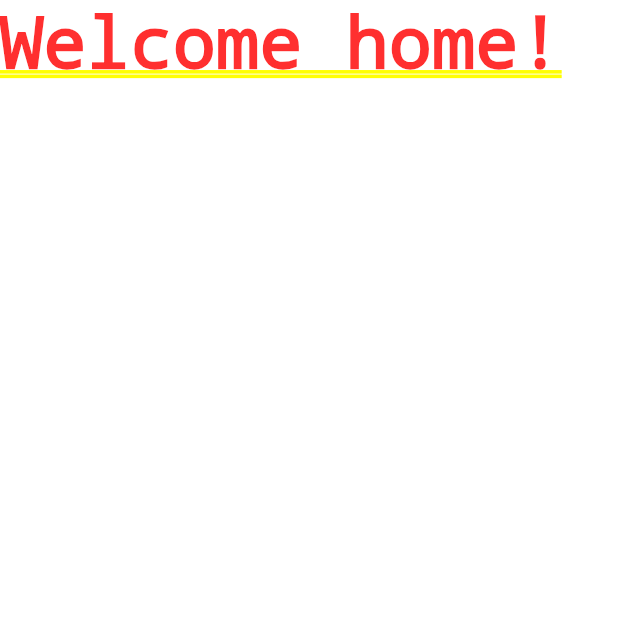
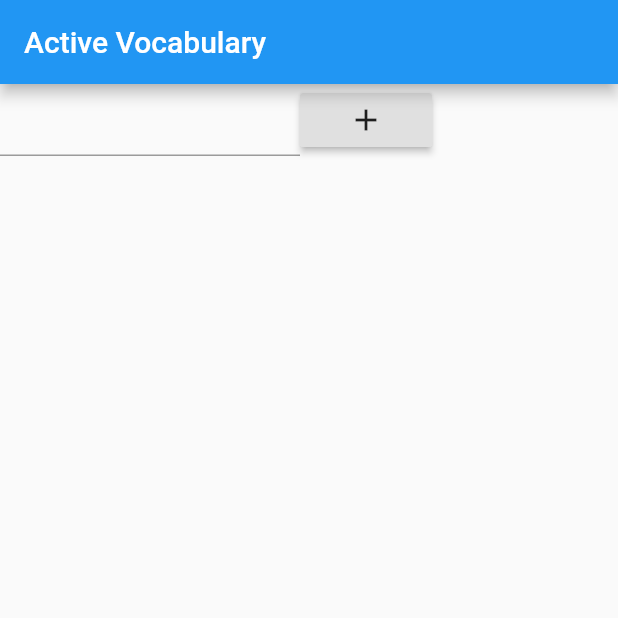
Before and after one commit to TheDarkestDay/what-the-flutter-p1, a Flutter app: the screen it shows after launch, on a phone screen of 412 x 824 dp, the top half of it. Run offline on Flutter 3.47's test engine with Material 2 defaults, Android fonts, the phone set to English and light mode, and no system bars.

Commit message:
Added solution for task 1

```diff
--- a/lib/home-page.dart
+++ b/lib/home-page.dart
@@ -1,11 +1,53 @@
 import 'package:flutter/material.dart';
+import 'package:what_the_flutter_p1/word-field.dart';
+import 'package:what_the_flutter_p1/words-list.dart';
 
-/**
- * Please, use this class for your solution
- *
- */
-class HomePage extends StatelessWidget {
+class Word {
+  String text;
+
+  int usageCount;
+
+  Word({this.text, this.usageCount});
+}
+
+class HomePage extends StatefulWidget {
+  @override
+  State<StatefulWidget> createState() => _HomePageState();
+}
+
+class _HomePageState extends State<HomePage> {
+  final List<Word> words = [];
+
+  addWord(String newWordText) {
+    setState(() {
+      Word newWord = Word(text: newWordText, usageCount: 0);
+
+      words.add(newWord);
+    });
+  }
+
+  trackWordUsage(String wordText) {
+    setState(() {
+      Word wordToTrack = words.firstWhere((word) => word.text == wordText);
+
+      wordToTrack.usageCount += 1;
+    });
+  }
+
+  @override
   Widget build(BuildContext context) {
-    return Text('Welcome home!');
+    return Container(
+      child: Column(
+        children: [
+          WordField(
+            onWordAdded: addWord,
+          ),
+          WordsList(
+            words: words,
+            onUsageTracked: trackWordUsage,
+          )
+        ],
+      ),
+    );
   }
 }
--- a/lib/main.dart
+++ b/lib/main.dart
@@ -3,10 +3,10 @@ import 'package:flutter/material.dart';
 import 'home-page.dart';
 
 void main() {
-  runApp(MyApp());
+  runApp(App());
 }
 
-class MyApp extends StatelessWidget {
+class App extends StatelessWidget {
   // This widget is the root of your application.
   @override
   Widget build(BuildContext context) {
@@ -28,7 +28,27 @@ class MyApp extends StatelessWidget {
         // closer together (more dense) than on mobile platforms.
         visualDensity: VisualDensity.adaptivePlatformDensity,
       ),
-      home: HomePage(),
+      home: AppLayout(),
     );
   }
 }
+
+class AppLayout extends StatelessWidget {
+  @override
+  Widget build(BuildContext context) {
+    // This method is rerun every time setState is called, for instance as done
+    // by the _incrementCounter method above.
+    //
+    // The Flutter framework has been optimized to make rerunning build methods
+    // fast, so that you can just rebuild anything that needs updating rather
+    // than having to individually change instances of widgets.
+    return Scaffold(
+      appBar: AppBar(
+        // Here we take the value from the MyHomePage object that was created by
+        // the App.build method, and use it to set our appbar title.
+        title: Text('Active Vocabulary'),
+      ),
+      body: HomePage(),
+    );
+  }
+}
--- /dev/null
+++ b/lib/word-field.dart
@@ -0,0 +1,33 @@
+import 'package:flutter/material.dart';
+
+class WordField extends StatelessWidget {
+  final _fieldController = TextEditingController();
+
+  void Function(String value) onWordAdded;
+
+  WordField({this.onWordAdded});
+
+  handleAddWordButtonClick() {
+    onWordAdded(_fieldController.text);
+
+    _fieldController.clear();
+  }
+
+  @override
+  Widget build(BuildContext context) {
+    return Row(
+      children: [
+        SizedBox(
+          child: TextField(
+            controller: _fieldController,
+          ),
+          width: 200,
+        ),
+        RaisedButton(
+          onPressed: handleAddWordButtonClick,
+          child: Icon(Icons.add),
+        )
+      ],
+    );
+  }
+}
```
Also changed, not shown: lib/words-list.dart (added, +32 -0 lines).
